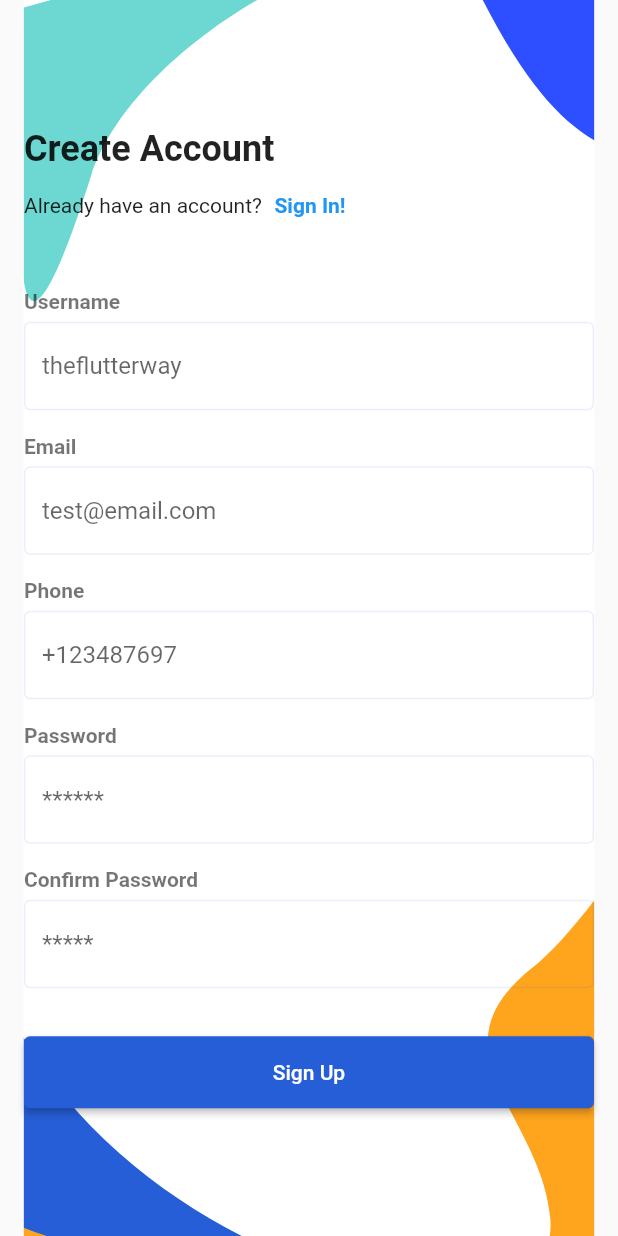
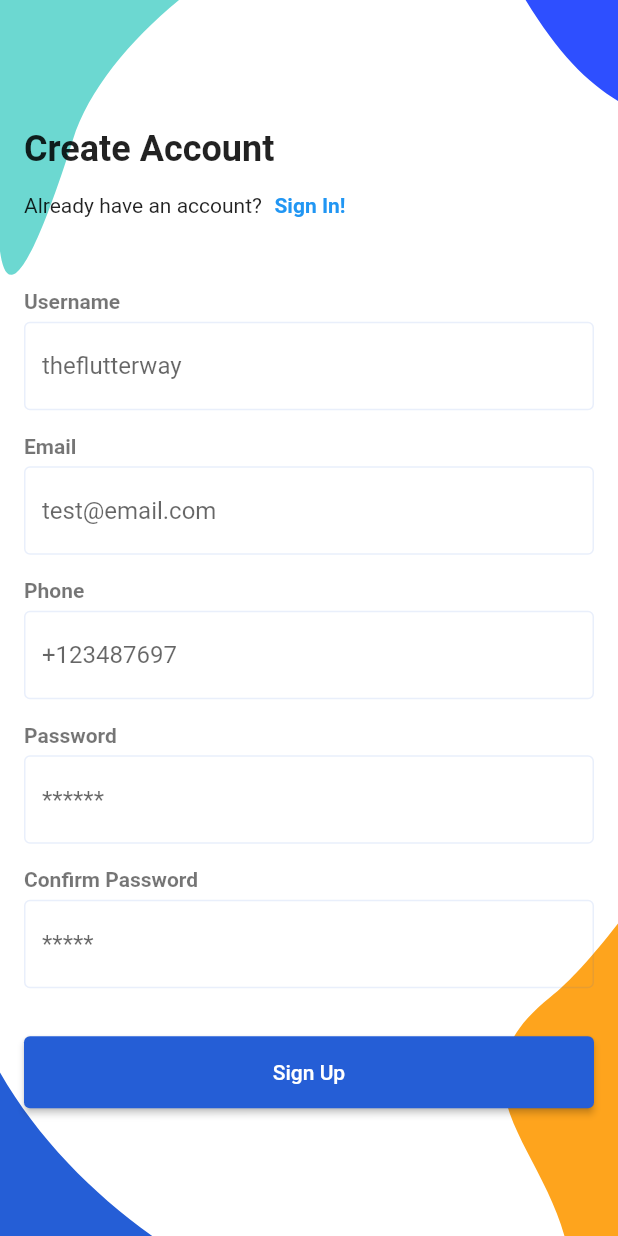
Before and after one commit to yash412/health_monitoring_system, a Flutter app: the screen it shows after launch, after a tap on "Sign Up", on a phone screen of 412 x 824 dp. Run offline on Flutter 3.47's test engine with Material 2 defaults, Android fonts, the phone set to English and light mode, and no system bars; our stand-ins replace flutter_svg, form_field_validator.

Commit message:
Streached the background screen

```diff
--- a/lib/screens/auth/sign_in_screen.dart
+++ b/lib/screens/auth/sign_in_screen.dart
@@ -19,6 +19,7 @@ class SignInScreen extends StatelessWidget {
         children: [
           SvgPicture.asset(
             "assets/icons/Sign_Up_bg.svg",
+            fit: BoxFit.cover,
             height: MediaQuery.of(context).size.height,
             // Now it takes 100% of our height
           ),
--- a/lib/screens/auth/sign_up_screen.dart
+++ b/lib/screens/auth/sign_up_screen.dart
@@ -20,6 +20,7 @@ class SignUpScreen extends StatelessWidget {
         children: [
           SvgPicture.asset(
             "assets/icons/Sign_Up_bg.svg",
+            fit: BoxFit.cover,
             height: MediaQuery.of(context).size.height,
             // Now it takes 100% of our height
           ),
--- a/lib/screens/welcome/welcome_screen.dart
+++ b/lib/screens/welcome/welcome_screen.dart
@@ -13,7 +13,8 @@ class WelcomeScreen extends StatelessWidget {
       body: Stack(
         fit: StackFit.expand,
         children: [
-          SvgPicture.asset("assets/icons/splash_bg.svg"),
+          SvgPicture.asset("assets/icons/splash_bg.svg",
+              fit: BoxFit.cover),
           SafeArea(
             child: Padding(
               padding: const EdgeInsets.symmetric(horizontal: defaultPadding),
```
